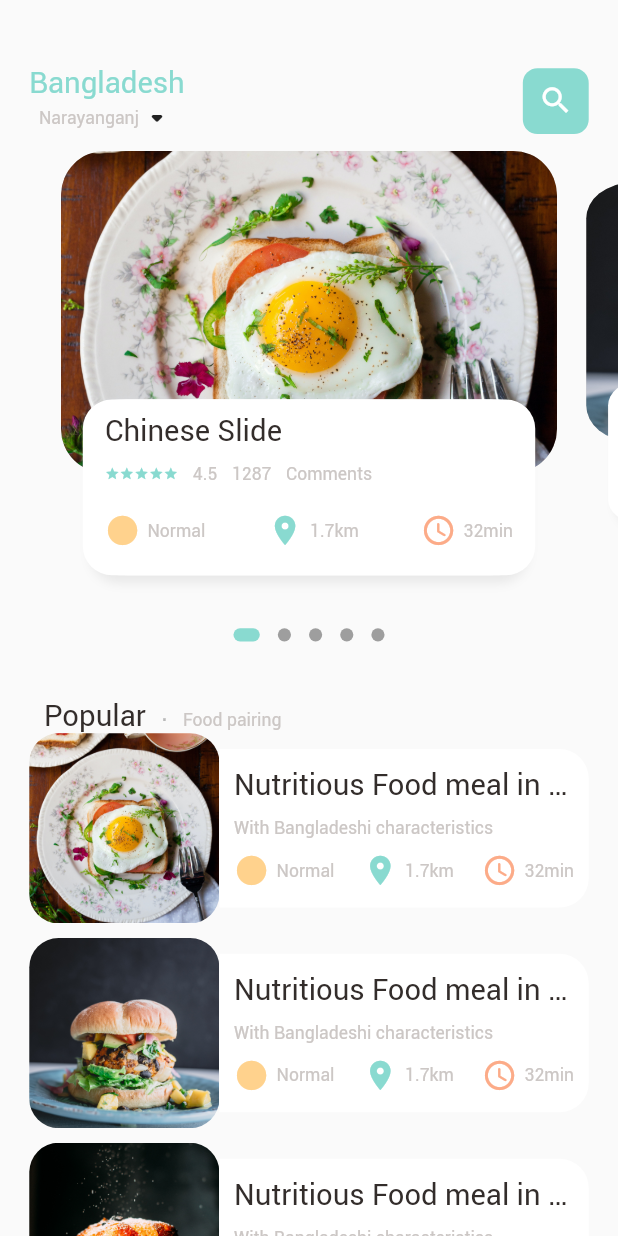
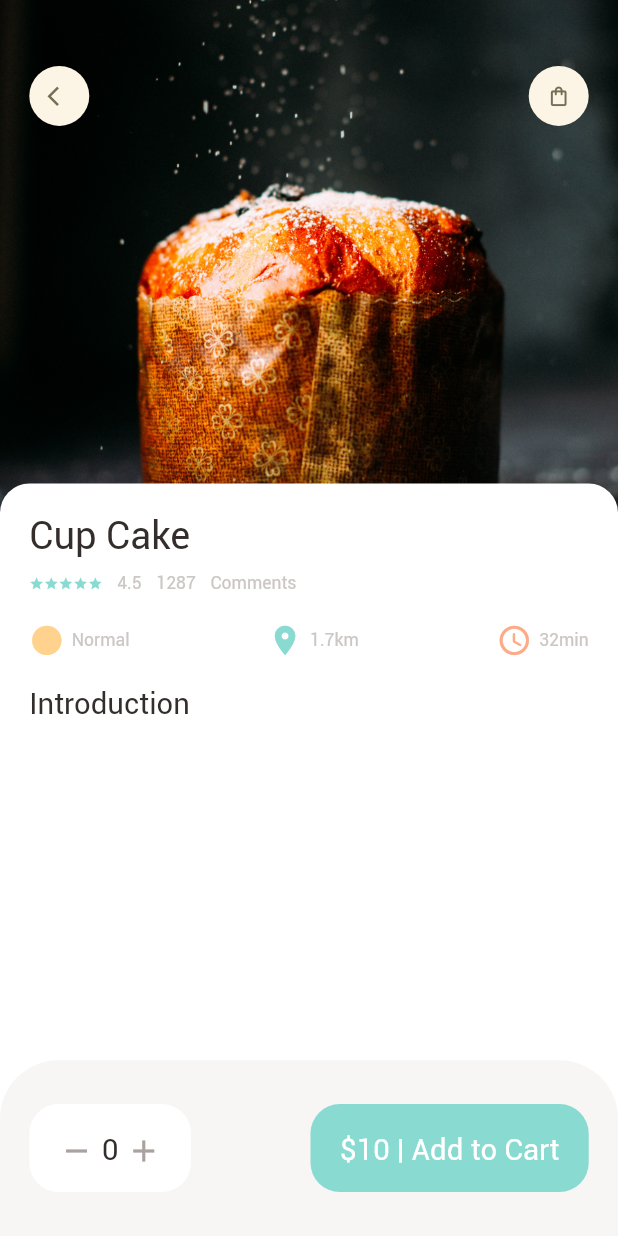
Before and after one commit to khOsman/learing_flutter, a Flutter app: the screen it shows after launch, on a phone screen of 412 x 824 dp. Run offline on Flutter 3.47's test engine with Material 2 defaults, Android fonts, the light colour scheme and no system bars; drawn by our look-alikes of dots_indicator; our stand-ins replace get.

Commit message:
Updating Food Details Page

```diff
--- a/lib/main.dart
+++ b/lib/main.dart
@@ -1,6 +1,7 @@
 import 'package:flutter/material.dart';
 import 'package:get/get_navigation/src/root/get_material_app.dart';
-import 'package:learing_flutter/home/main_food_page.dart';
+import 'package:learing_flutter/pages/food/popular_food_details.dart';
+import 'package:learing_flutter/pages/home/main_food_page.dart';
 
 void main() {
   runApp(const MyApp());
@@ -18,7 +19,7 @@ class MyApp extends StatelessWidget {
       theme: ThemeData(
         primarySwatch: Colors.blue,
       ),
-      home: MainFoodPage(),
+      home: PopularFoodDetail(), //MainFoodPage(),
     );
   }
 }
--- /dev/null
+++ b/lib/pages/food/popular_food_details.dart
@@ -0,0 +1,137 @@
+import 'package:flutter/material.dart';
+import 'package:learing_flutter/utils/colors.dart';
+import 'package:learing_flutter/utils/dimensions.dart';
+import 'package:learing_flutter/widgets/app_icon.dart';
+import 'package:learing_flutter/widgets/app_item_brief.dart';
+import 'package:learing_flutter/widgets/big_text.dart';
+
+class PopularFoodDetail extends StatelessWidget {
+  const PopularFoodDetail({super.key});
+
+  @override
+  Widget build(BuildContext context) {
+    return Scaffold(
+      backgroundColor: Colors.white,
+      body: Stack(
+        children: [
+          //** Popular food Image */
+          Positioned(
+            left: 0,
+            right: 0,
+            child: Container(
+              width: double.maxFinite,
+              height: Dimensions.popularFoodImgSize,
+              decoration: BoxDecoration(
+                image: DecorationImage(
+                  fit: BoxFit.cover,
+                  image: AssetImage("assets/images/food3.jpg"),
+                ),
+              ),
+            ),
+          ),
+          //** Popular food top bar */
+          Positioned(
+            top: Dimensions.height45,
+            left: Dimensions.width20,
+            right: Dimensions.width20,
+            child: Row(
+              mainAxisAlignment: MainAxisAlignment.spaceBetween,
+              children: [
+                AppIcon(icon: Icons.arrow_back_ios),
+                AppIcon(icon: Icons.shopping_bag_outlined),
+              ],
+            ),
+          ),
+          //** Food Details */
+          Positioned(
+            left: 0,
+            right: 0,
+            bottom: 0,
+            top: Dimensions.popularFoodImgSize - Dimensions.height20,
+            child: Container(
+              padding: EdgeInsets.only(
+                left: Dimensions.width20,
+                right: Dimensions.width20,
+                top: Dimensions.width20,
+              ),
+              decoration: BoxDecoration(
+                borderRadius: BorderRadius.only(
+                  topRight: Radius.circular(Dimensions.borderRadius20),
+                  topLeft: Radius.circular(Dimensions.borderRadius20),
+                ),
+                color: Colors.white,
+              ),
+              child: Column(
+                crossAxisAlignment: CrossAxisAlignment.start,
+                children: [
+                  AppItemBrief(text: "Cup Cake"),
+                  SizedBox(height: Dimensions.height20),
+                  BigText(text: "Introduction"),
+                ],
+              ),
+            ),
+          ),
+        ],
+      ),
+      //** Bottom Navigation bar */
+      bottomNavigationBar: Container(
+        height: Dimensions.height120,
+        padding: EdgeInsets.only(
+          top: Dimensions.height30,
+          bottom: Dimensions.height30,
+          left: Dimensions.width20,
+          right: Dimensions.width20,
+        ),
+        decoration: BoxDecoration(
+          borderRadius: BorderRadius.only(
+            topLeft: Radius.circular(Dimensions.borderRadius20 * 2),
+            topRight: Radius.circular(Dimensions.borderRadius20 * 2),
+          ),
+          color: AppColors.buttonBGColor,
+        ),
+        child: Row(
+          mainAxisAlignment: MainAxisAlignment.spaceBetween,
+          children: [
+            Container(
+              padding: EdgeInsets.only(
+                top: Dimensions.height20,
+                bottom: Dimensions.height20,
+                left: Dimensions.width20,
+                right: Dimensions.width20,
+              ),
+              decoration: BoxDecoration(
+                  borderRadius:
+                      BorderRadius.circular(Dimensions.borderRadius20),
+                  color: Colors.white),
+              child: Row(
+                children: [
+                  Icon(Icons.remove, color: AppColors.signColor),
+                  SizedBox(width: Dimensions.width10 / 2),
+                  BigText(text: "0"),
+                  SizedBox(width: Dimensions.width10 / 2),
+                  Icon(Icons.add, color: AppColors.signColor),
+                ],
+              ),
+            ),
+            Container(
+              padding: EdgeInsets.only(
+                top: Dimensions.height20,
+                bottom: Dimensions.height20,
+                left: Dimensions.width20,
+                right: Dimensions.width20,
+              ),
+              child: BigText(
+                text: "\$10 | Add to Cart",
+                color: Colors.white,
+              ),
+              decoration: BoxDecoration(
+                borderRadius: BorderRadius.circular(Dimensions.borderRadius20),
+                color: AppColors.mainColor,
+              ),
+            ),
+          ],
+        ),
+      ),
+    );
+  }
+}
--- a/lib/widgets/food_page_body.dart
+++ b/lib/pages/home/food_page_body.dart
@@ -3,6 +3,7 @@ import 'package:flutter/cupertino.dart';
 import 'package:flutter/material.dart';
 import 'package:learing_flutter/utils/colors.dart';
 import 'package:learing_flutter/utils/dimensions.dart';
+import 'package:learing_flutter/widgets/app_item_brief.dart';
 import 'package:learing_flutter/widgets/big_text.dart';
 import 'package:learing_flutter/widgets/icon_and_text_widget.dart';
 import 'package:learing_flutter/widgets/small_text.dart';
@@ -255,56 +256,7 @@ class _FoodPageBodyState extends State<FoodPageBody> {
                   left: Dimensions.width15,
                   right: Dimensions.width15,
                 ),
-                child: Column(
-                  crossAxisAlignment: CrossAxisAlignment.start,
-                  children: [
-                    BigText(
-                      text: "Chinese Slide",
-                      color: AppColors.mainBlackColor,
-                    ),
-                    SizedBox(height: Dimensions.height10),
-                    Row(
-                      children: [
-                        Wrap(
-                          children: List.generate(
-                              5,
-                              (index) => Icon(
-                                    Icons.star,
-                                    color: AppColors.mainColor,
-                                    size: Dimensions.height15,
-                                  )),
-                        ),
-                        SizedBox(width: Dimensions.width10),
-                        SmallText(text: "4.5"),
-                        SizedBox(width: Dimensions.width10),
-                        SmallText(text: "1287"),
-                        SizedBox(width: Dimensions.width10),
-                        SmallText(text: "Comments")
-                      ],
-                    ),
-                    SizedBox(height: Dimensions.height20),
-                    Row(
-                      mainAxisAlignment: MainAxisAlignment.spaceBetween,
-                      children: [
-                        IconAndTextWidget(
-                          icon: Icons.circle_sharp,
-                          text: "Normal",
-                          iconColor: AppColors.iconColor1,
-                        ),
-                        IconAndTextWidget(
-                          icon: Icons.location_on,
-                          text: "1.7km",
-                          iconColor: AppColors.mainColor,
-                        ),
-                        IconAndTextWidget(
-                          icon: Icons.access_time_rounded,
-                          text: "32min",
-                          iconColor: AppColors.iconColor2,
-                        ),
-                      ],
-                    )
-                  ],
-                ),
+                child: AppItemBrief(text: "Chinese Slide"),
               ),
             ),
           ),
--- a/lib/home/main_food_page.dart
+++ b/lib/pages/home/main_food_page.dart
@@ -2,7 +2,7 @@ import 'package:flutter/material.dart';
 import 'package:learing_flutter/utils/colors.dart';
 import 'package:learing_flutter/utils/dimensions.dart';
 import 'package:learing_flutter/widgets/big_text.dart';
-import 'package:learing_flutter/widgets/food_page_body.dart';
+import 'package:learing_flutter/pages/home/food_page_body.dart';
 import 'package:learing_flutter/widgets/small_text.dart';
 
 class MainFoodPage extends StatefulWidget {
--- a/lib/utils/dimensions.dart
+++ b/lib/utils/dimensions.dart
@@ -11,6 +11,8 @@ class Dimensions {
   static double pageViewContainer = screenHeight / 3.84;
   static double pageViewTextContainer = screenHeight / 7.83;
 
+//Icon size
+  static double iconSize16 = screenHeight / 52.75;
   static double iconSize24 = screenHeight / 35.17;
 
   static double dotSize9 = screenHeight / 93.78;
@@ -43,7 +45,6 @@ class Dimensions {
   static double height45 = screenHeight / 18.76;
   static double height100 = screenHeight / 8.44;
   static double height120 = screenHeight / 7.03;
-  static double height900 = screenHeight / 0.94;
 
   //List View Size
   static double listViewImgSize = screenWidth / 3.25;
@@ -52,4 +53,8 @@ class Dimensions {
   //Font sizes
   static double fontSize12 = screenHeight / 70.33;
   static double fontSize20 = screenHeight / 42.2;
+  static double fontSize26 = screenHeight / 32.46;
+
+  //Popular food
+  static double popularFoodImgSize = screenHeight / 2.41;
 }
--- /dev/null
+++ b/lib/widgets/app_icon.dart
@@ -0,0 +1,36 @@
+import 'package:flutter/cupertino.dart';
+import 'package:learing_flutter/utils/dimensions.dart';
+
+class AppIcon extends StatelessWidget {
+  final IconData icon;
+  final Color backgroundColor;
+  final Color iconColor;
+  final double size;
+
+  AppIcon(
+      {Key? key,
+      required this.icon,
+      this.backgroundColor = const Color(0xFFfcf4e4),
+      this.iconColor = const Color(0xFF756d54),
+      this.size = 40})
+      : super(key: key);
+
+  @override
+  Widget build(BuildContext context) {
+    return Container(
+      width: size,
+      height: size,
+      decoration: BoxDecoration(
+        borderRadius: BorderRadius.circular(size / 2),
+        color: backgroundColor,
+      ),
+      child: Center(
+        child: Icon(
+          icon,
+          color: iconColor,
+          size: Dimensions.iconSize16,
+        ),
+      ),
+    );
+  }
+}
--- /dev/null
+++ b/lib/widgets/app_item_brief.dart
@@ -0,0 +1,69 @@
+import 'package:flutter/material.dart';
+import 'package:learing_flutter/widgets/small_text.dart';
+
+import '../utils/colors.dart';
+import '../utils/dimensions.dart';
+import 'big_text.dart';
+import 'icon_and_text_widget.dart';
+
+class AppItemBrief extends StatelessWidget {
+  final String text;
+
+  const AppItemBrief({Key? key, required this.text}) : super(key: key);
+
+  @override
+  Widget build(BuildContext context) {
+    return Column(
+      crossAxisAlignment: CrossAxisAlignment.start,
+      children: [
+        BigText(
+          text: text,
+          size: Dimensions.fontSize26,
+        ),
+        SizedBox(height: Dimensions.height10),
+        //**COmments section */
+        Row(
+          children: [
+            Wrap(
+              children: List.generate(
+                  5,
+                  (index) => Icon(
+                        Icons.star,
+                        color: AppColors.mainColor,
+                        size: Dimensions.height15,
+                      )),
+            ),
+            SizedBox(width: Dimensions.width10),
+            SmallText(text: "4.5"),
+            SizedBox(width: Dimensions.width10),
+            SmallText(text: "1287"),
+            SizedBox(width: Dimensions.width10),
+            SmallText(text: "Comments")
+          ],
+        ),
+        SizedBox(height: Dimensions.height20),
+        //**Time and Distance */
+        Row(
+          mainAxisAlignment: MainAxisAlignment.spaceBetween,
+          children: [
+            IconAndTextWidget(
+              icon: Icons.circle_sharp,
+              text: "Normal",
+              iconColor: AppColors.iconColor1,
+            ),
+            IconAndTextWidget(
+              icon: Icons.location_on,
+              text: "1.7km",
+              iconColor: AppColors.mainColor,
+            ),
+            IconAndTextWidget(
+              icon: Icons.access_time_rounded,
+              text: "32min",
+              iconColor: AppColors.iconColor2,
+            ),
+          ],
+        )
+      ],
+    );
+  }
+}
```
